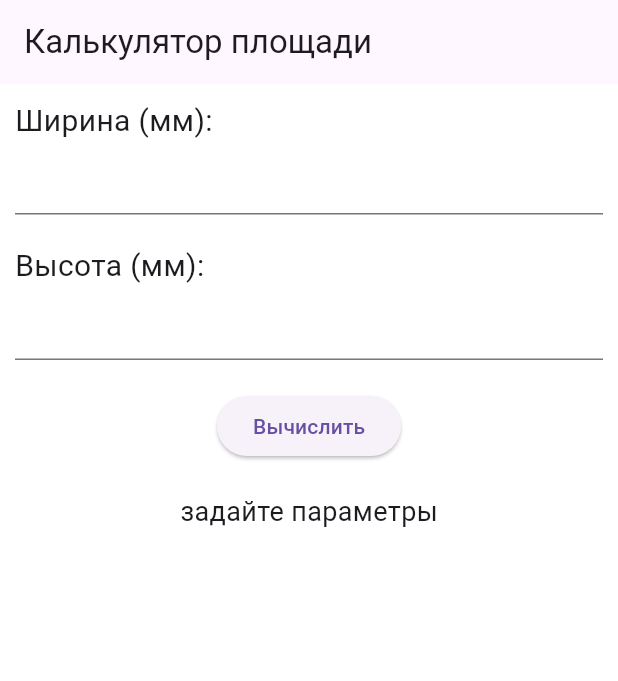
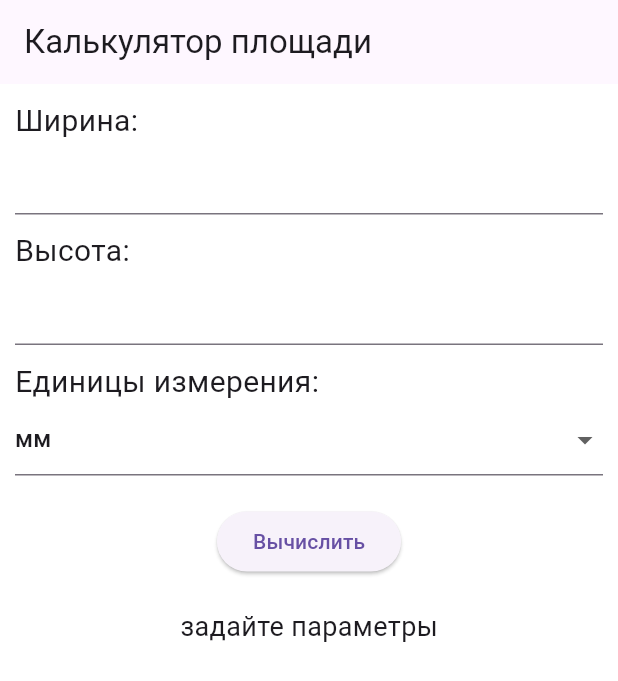
Before and after one commit to dasiqe/IT2202_Mordovskiy, a Flutter app: the screen it shows after launch, on a phone screen of 412 x 824 dp. Shown: the top 681 px of the screen. Run offline on Flutter 3.47's test engine with Material 3 defaults, Android fonts, the phone set to English and light mode, and no system bars.

Commit message:
add: возможность выбора единиц измерения

```diff
--- a/laba_6/lib/main.dart
+++ b/laba_6/lib/main.dart
@@ -22,6 +22,8 @@ class _AreaCalculatorState extends State<AreaCalculator> {
   final _widthField = TextEditingController();
   final _heightField = TextEditingController();
   String _square = '';
+  String _selectedMeasure = 'мм';
+  final List<String> _units = ['мм', 'см', 'м'];
 
   String formatValue(double value) {
     if (value % 1 == 0) {
@@ -42,7 +44,7 @@ class _AreaCalculatorState extends State<AreaCalculator> {
             child: Column(
               crossAxisAlignment: CrossAxisAlignment.start,
               children: <Widget>[
-                const Text('Ширина (мм):', style: TextStyle(fontSize: 20)),
+                const Text('Ширина:', style: TextStyle(fontSize: 20)),
                 TextFormField(
                   controller: _widthField,
                   keyboardType: TextInputType.number,
@@ -57,8 +59,8 @@ class _AreaCalculatorState extends State<AreaCalculator> {
                     return null;
                   },
                 ),
-                const SizedBox(height: 20),
-                const Text('Высота (мм):', style: TextStyle(fontSize: 20)),
+                const SizedBox(height: 10),
+                const Text('Высота:', style: TextStyle(fontSize: 20)),
                 TextFormField(
                   controller: _heightField,
                   keyboardType: TextInputType.number,
@@ -73,6 +75,22 @@ class _AreaCalculatorState extends State<AreaCalculator> {
                     return null;
                   },
                 ),
+                const SizedBox(height: 10),
+                const Text('Единицы измерения:', style: TextStyle(fontSize: 20)),
+                DropdownButtonFormField<String>(
+                  value: _selectedMeasure,
+                  items: _units.map((String unit) {
+                    return DropdownMenuItem<String>(
+                      value: unit,
+                      child: Text(unit),
+                    );
+                  }).toList(),
+                  onChanged: (String? newValue) {
+                    setState(() {
+                      _selectedMeasure = newValue!;
+                    });
+                  },
+                ),
                 const SizedBox(height: 20),
                 Center(
                   child: ElevatedButton(
@@ -83,7 +101,7 @@ class _AreaCalculatorState extends State<AreaCalculator> {
                         final area = width * height;
                         setState(() {
                           _square =
-                              'S = ${formatValue(width)} * ${formatValue(height)} = ${formatValue(area)} (мм²)';
+                              'S = ${formatValue(width)} * ${formatValue(height)} = ${formatValue(area)} (${_selectedMeasure}²)';
                         });
                       }
                     },
```
Also changed, not shown: 2 other files.
